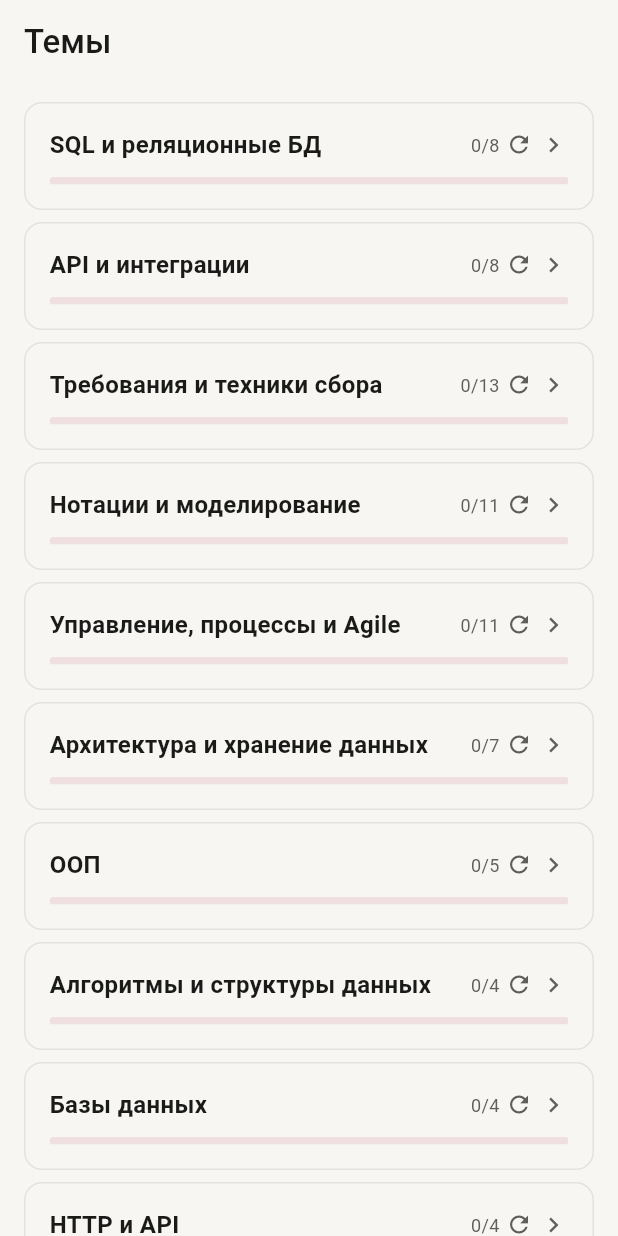
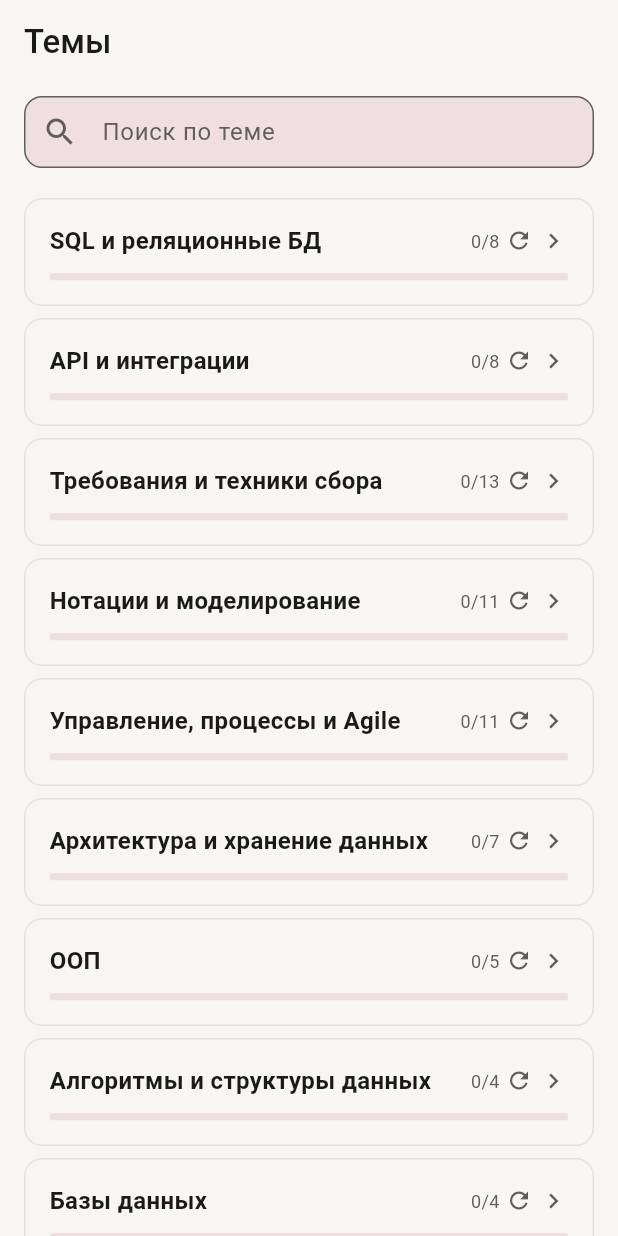
Before and after one commit to treatttt/interview-helper-system, a Flutter app: the TopicsScreen screen opened directly with empty values, on a phone screen of 412 x 824 dp. Run offline on Flutter 3.47's test engine with Material 3 defaults, Android fonts, the light colour scheme and no system bars; our stand-ins replace shared_preferences; accounts and stored records are empty.

Commit message:
Что сделано:
lib/screens/topics_screen.dart:

_searchController + _searchQuery в State; контроллер диспозится в dispose()
build вынесен в _buildBody(), тело разделено на Column → [_TopicsSearchBar, Expanded(ListenableBuilder)]
Фильтрация в ListenableBuilder: topics.where(t.title.toLowerCase().contains(query)) — каталог не пересобирается на каждый кадр
Пустой результат → _noResultsView() («Ничего не найдено» + иконка search_off)
Новый виджет _TopicsSearchBar — поле с иконкой лупы и кнопкой очистки (×), которая появляется только при непустом запросе
test/topics_screen_test.dart — добавлена группа поиск по названию темы (4 теста):

фильтрация по подстроке
регистронезависимость
пустой результат + takeException == null
очистка через кнопку × возвращает все темы

```diff
--- a/lib/screens/topics_screen.dart
+++ b/lib/screens/topics_screen.dart
@@ -29,6 +29,15 @@ class _TopicsScreenState extends State<TopicsScreen>
 
   @override
   String get loadErrorMessage => 'Не удалось загрузить темы';
+
+  final _searchController = TextEditingController();
+  String _searchQuery = '';
+
+  @override
+  void dispose() {
+    _searchController.dispose();
+    super.dispose();
+  }
 
   // guardTap: двойной/быстрый тап по карточке темы не открывает второй экран.
   void _openTopic(String title) => guardTap(
@@ -71,35 +80,65 @@ class _TopicsScreenState extends State<TopicsScreen>
       appBar: AppBar(
         title: const Text('Темы', style: TextStyle(fontWeight: FontWeight.w500)),
       ),
-      body: loading
-          ? const Center(child: CircularProgressIndicator())
-          : error != null
-          ? ErrorRetryView(title: loadErrorMessage, onRetry: retryLoad)
-          : ListenableBuilder(
+      body: _buildBody(),
+    );
+  }
+
+  Widget _buildBody() {
+    if (loading) return const Center(child: CircularProgressIndicator());
+    if (error != null) {
+      return ErrorRetryView(title: loadErrorMessage, onRetry: retryLoad);
+    }
+    return Column(
+      children: [
+        _TopicsSearchBar(
+          controller: _searchController,
+          hasText: _searchQuery.isNotEmpty,
+          onChanged: (v) => setState(() => _searchQuery = v),
+          onClear: () {
+            _searchController.clear();
+            setState(() => _searchQuery = '');
+          },
+        ),
+        Expanded(
+          child: ListenableBuilder(
             listenable: widget.progress,
             builder: (context, _) {
               final topics = buildTopicCatalog(tracks, widget.progress);
               if (topics.isEmpty) return _emptyView();
+
+              final query = _searchQuery.toLowerCase();
+              final filtered = query.isEmpty
+                  ? topics
+                  : topics
+                      .where((t) => t.title.toLowerCase().contains(query))
+                      .toList();
+
+              if (filtered.isEmpty) return _noResultsView();
+
               return ListView.separated(
                 padding: const EdgeInsets.symmetric(
                   horizontal: 16,
                   vertical: 12,
                 ),
-            itemCount: topics.length,
+                itemCount: filtered.length,
                 separatorBuilder: (_, __) => const SizedBox(height: 8),
                 itemBuilder: (_, i) {
-              final topic = topics[i];
+                  final topic = filtered[i];
+                  final onTap = topic.allMastered
+                      ? () => _confirmResetTopic(topic.title)
+                      : () => _openTopic(topic.title);
                   return _TopicCard(
                     topic: topic,
-                onTap: topic.allMastered
-                    ? () => _confirmResetTopic(topic.title)
-                    : () => _openTopic(topic.title),
+                    onTap: onTap,
                     onReset: () => _confirmResetTopic(topic.title),
                   );
                 },
               );
             },
           ),
+        ),
+      ],
     );
   }
 
@@ -125,6 +164,70 @@ class _TopicsScreenState extends State<TopicsScreen>
               style: TextStyle(fontSize: 14, color: cs.onSurfaceVariant),
             ),
           ],
+        ),
+      ),
+    );
+  }
+
+  Widget _noResultsView() {
+    final cs = Theme.of(context).colorScheme;
+    return Center(
+      child: Padding(
+        padding: const EdgeInsets.all(32),
+        child: Column(
+          mainAxisSize: MainAxisSize.min,
+          children: [
+            Icon(Icons.search_off, size: 48, color: cs.onSurfaceVariant),
+            const SizedBox(height: 16),
+            const Text(
+              'Ничего не найдено',
+              textAlign: TextAlign.center,
+              style: TextStyle(fontSize: 17, fontWeight: FontWeight.w500),
+            ),
+          ],
+        ),
+      ),
+    );
+  }
+}
+
+class _TopicsSearchBar extends StatelessWidget {
+  const _TopicsSearchBar({
+    required this.controller,
+    required this.hasText,
+    required this.onChanged,
+    required this.onClear,
+  });
+
+  final TextEditingController controller;
+  final bool hasText;
+  final ValueChanged<String> onChanged;
+  final VoidCallback onClear;
+
+  @override
+  Widget build(BuildContext context) {
+    final cs = Theme.of(context).colorScheme;
+    return Padding(
+      padding: const EdgeInsets.fromLTRB(16, 8, 16, 8),
+      child: TextField(
+        controller: controller,
+        onChanged: onChanged,
+        decoration: InputDecoration(
+          hintText: 'Поиск по теме',
+          prefixIcon: const Icon(Icons.search),
+          suffixIcon: hasText
+              ? IconButton(
+                  icon: const Icon(Icons.clear),
+                  onPressed: onClear,
+                )
+              : null,
+          border: OutlineInputBorder(
+            borderRadius: BorderRadius.circular(12),
+            borderSide: BorderSide(color: cs.outlineVariant),
+          ),
+          filled: true,
+          fillColor: cs.surfaceContainerHighest,
+          contentPadding: EdgeInsets.zero,
         ),
       ),
     );
```
Also changed, not shown: 1 other file. Lines whose indentation alone changed are shown as unchanged.
